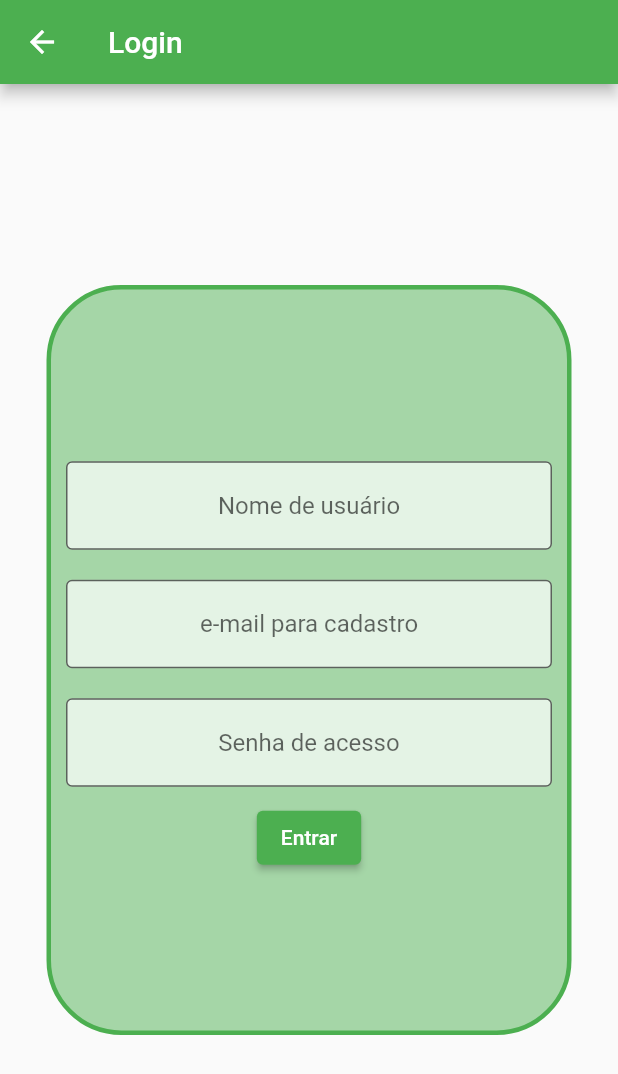
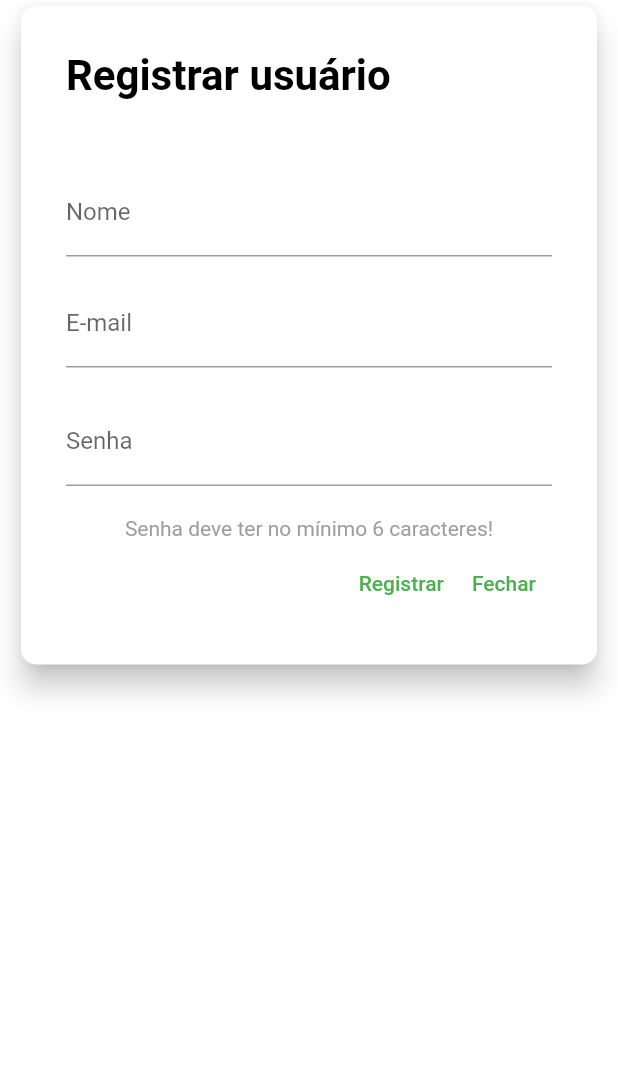
Before and after one commit to linkytech/EcoLinky, a Flutter app: the screen it shows after launch, after a tap on "Registrar", on a phone screen of 412 x 824 dp. Shown: the top 1074 px of the screen. Run offline on Flutter 3.47's test engine with Material 2 defaults, Android fonts, the phone set to English and light mode, and no system bars; our stand-ins replace sqflite; accounts and stored records are empty.

Commit message:
Login e registros funcionando

```diff
--- a/lib/Models/user_model.dart
+++ b/lib/Models/user_model.dart
@@ -1,11 +1,28 @@
 class User {
-  final String name;
-  final String email;
-  final String password;
+  int _id;
+  String _name;
+  String _email;
+  String _password;
+  // _latitude, _longitude, _photo
 
-  User(
-    this.name,
-    this.email,
-    this.password,
-  );
+  // construtor
+  User(this._id, this._name, this._email, this._password);
+
+  // setter para o id
+  set id(int id) => _id = id;
+
+  // getters para todos
+  int get id => _id;
+  String get name => _name;
+  String get email => _email;
+  String get password => _password;
+
+  // para usarmos nos inserts/updates
+  Map<String, dynamic> toMap() {
+    return {
+      'name': _name,
+      'email': _email,
+      'password': _password
+    };
+  }
 }
--- a/lib/pages/home_page.dart
+++ b/lib/pages/home_page.dart
@@ -1,7 +1,9 @@
 import 'package:flutter/material.dart';
+import 'package:teste/Models/user_model.dart';
 
 class HomePage extends StatefulWidget {
-  const HomePage({Key? key}) : super(key: key);
+  final User? user;
+  const HomePage({Key? key, this.user}) : super(key: key);
 
   @override
   State<HomePage> createState() => _HomePageState();
--- a/lib/pages/initial_page.dart
+++ b/lib/pages/initial_page.dart
@@ -1,5 +1,4 @@
 import 'package:flutter/material.dart';
-import 'package:teste/data/login_dao.dart';
 import 'package:teste/pages/login_page.dart';
 import 'package:teste/pages/register_page.dart';
 
--- a/lib/pages/register_page.dart
+++ b/lib/pages/register_page.dart
@@ -1,6 +1,6 @@
 import 'package:flutter/material.dart';
 import 'package:teste/Models/user_model.dart';
-import 'package:teste/data/login_dao.dart';
+import 'package:teste/helpers/user_helper.dart';
 import 'package:teste/pages/home_page.dart';
 
 class RegisterPage extends StatefulWidget {
@@ -11,131 +11,143 @@ class RegisterPage extends StatefulWidget {
 }
 
 class _RegisterPageState extends State<RegisterPage> {
-  TextEditingController _nameController = TextEditingController();
-  TextEditingController _emailController = TextEditingController();
-  TextEditingController _passwordController = TextEditingController();
+  String _name = "";
+  String _email = "";
+  String _password = "";
 
-  final _formKey = GlobalKey<FormState>();
+  var userHelper = UserHelper();
 
-  bool valueValidator(String? value) {
-    if (value != null && value.isEmpty) {
-      return true;
+  final frmRegisterKey = new GlobalKey<FormState>();
+
+  void _closeRegister() {
+    Navigator.pop(context, true);
   }
-    return false;
+
+  void _registerUser() async {
+    final form = frmRegisterKey.currentState;
+    await userHelper.open();
+
+    if (form!.validate()) {
+      form.save();
+
+      var user = User(0, _name, _email, _password);
+      user.id = await userHelper.saveUser(user);
+
+      if (user.id > 0) {
+        showDialog(
+          context: context,
+          builder: (context) {
+            return AlertDialog(
+              title: Text("Sucesso"),
+              content: Text("Registro realizado com sucesso"),
+            );
+          },
+        );
+      } else {
+        showDialog(
+          context: context,
+          builder: (context) {
+            return AlertDialog(
+              title: Text("Erro"),
+              content: Text("Erro ao registrar usuário"),
+            );
+          },
+        );
+      }
+    }
   }
 
   @override
   Widget build(BuildContext context) {
     return Form(
-      key: _formKey,
-      child: Scaffold(
-        appBar: AppBar(
-          title: const Text('Login'),
+      key: frmRegisterKey,
+      child: SingleChildScrollView(
+        child: Column(
+          children: <Widget>[
+            Container(
+              padding: EdgeInsets.only(left: 10, right: 10),
+              child: Card(
+                shape: RoundedRectangleBorder(
+                  borderRadius: BorderRadius.circular(10),
                 ),
-        body: Center(
-          child: SingleChildScrollView(
-            child: Container(
-              width: 350,
-              height: 500,
-              decoration: BoxDecoration(
-                color: Colors.green[200],
-                borderRadius: BorderRadius.circular(50),
-                border: Border.all(
-                  width: 3,
-                  color: Colors.green,
-                ),
-              ),
+                elevation: 8,
+                child: Padding(
+                  padding: const EdgeInsets.all(30.0),
                   child: Column(
-                mainAxisAlignment: MainAxisAlignment.center,
                     crossAxisAlignment: CrossAxisAlignment.center,
-                children: [
-                  Padding(
-                    padding: const EdgeInsets.all(10),
-                    child: TextFormField(
-                      validator: (String? value) {
-                        if (valueValidator(value)) {
-                          return 'Insira seu nome de usuário';
-                        }
-                        return null;
-                      },
-                      controller: _nameController,
-                      textAlign: TextAlign.center,
-                      decoration: const InputDecoration(
-                        border: OutlineInputBorder(),
-                        hintText: 'Nome de usuário',
-                        fillColor: Colors.white70,
-                        filled: true,
+                    children: <Widget>[
+                      Align(
+                        alignment: Alignment.topLeft,
+                        child: Text(
+                          "Registrar usuário",
+                          style: TextStyle(
+                            color: Colors.black,
+                            fontSize: 28,
+                            fontWeight: FontWeight.w600,
                           ),
                         ),
                       ),
-                  Padding(
-                    padding: const EdgeInsets.all(10),
-                    child: TextFormField(
-                      validator: (String? value) {
-                        if (valueValidator(value)) {
-                          return 'Insira seu email';
-                        }
-                        return null;
-                      },
-                      controller: _emailController,
-                      textAlign: TextAlign.center,
-                      decoration: const InputDecoration(
-                        border: OutlineInputBorder(),
-                        hintText: 'e-mail para cadastro',
-                        fillColor: Colors.white70,
-                        filled: true,
+                      SizedBox(
+                        height: 15,
                       ),
+                      SizedBox(
+                        height: 15,
                       ),
+                      SizedBox(
+                        height: 15,
                       ),
-                  Padding(
-                    padding: const EdgeInsets.all(10),
-                    child: TextFormField(
-                      validator: (String? value) {
-                        if (valueValidator(value)) {
-                          return 'Insira sua senha';
-                        }
-                        return null;
-                      },
-                      controller: _passwordController,
-                      textAlign: TextAlign.center,
-                      decoration: const InputDecoration(
-                        border: OutlineInputBorder(),
-                        hintText: 'Senha de acesso',
-                        fillColor: Colors.white70,
-                        filled: true,
+                      TextFormField(
+                        onSaved: (val) => _name = val.toString(),
+                        decoration: InputDecoration(labelText: "Nome"),
                       ),
+                      SizedBox(
+                        height: 15,
                       ),
+                      TextFormField(
+                        onSaved: (val) => _email = val.toString(),
+                        decoration: InputDecoration(labelText: "E-mail"),
                       ),
-                  ElevatedButton(
-                      onPressed: () {
-                        if (_formKey.currentState!.validate()) {
-                          LoginDao().save(
-                            User(
-                              _nameController.text,
-                              _emailController.text,
-                              _passwordController.text,
+                      SizedBox(
+                        height: 20,
                       ),
-                          );
-
-                          ScaffoldMessenger.of(context).showSnackBar(
-                            const SnackBar(
-                              content: Text('Criando novo usuário'),
+                      TextFormField(
+                        obscureText: true,
+                        onSaved: (val) => _password = val.toString(),
+                        decoration: InputDecoration(labelText: "Senha"),
                       ),
-                          );
-                          Navigator.push(
-                            context,
-                            MaterialPageRoute(
-                              builder: (context) => HomePage(),
+                      SizedBox(
+                        height: 20,
                       ),
-                          );
-                        }
-                      },
-                      child: Text('Entrar'))
+                      Text(
+                        "Senha deve ter no mínimo 6 caracteres!",
+                        style: TextStyle(color: Colors.grey),
+                      ),
+                      SizedBox(
+                        height: 5,
+                      ),
+                      Row(
+                        mainAxisAlignment: MainAxisAlignment.spaceEvenly,
+                        children: <Widget>[
+                          Expanded(
+                            child: Container(),
+                          ),
+                          TextButton(
+                            child: Text("Registrar"),
+                            onPressed: _registerUser,
+                          ),
+                          TextButton(
+                            child: Text("Fechar"),
+                            onPressed: _closeRegister,
+                          ),
+                        ],
+                      ),
                     ],
                   ),
                 ),
               ),
             ),
+          ],
+        ),
       ),
     );
   }
--- a/pubspec.yaml
+++ b/pubspec.yaml
@@ -30,7 +30,10 @@ dependencies:
   flutter:
     sdk: flutter
   sqflite: ^2.0.3+1
+  path:
   path_provider:
+  flutter_i18n:
+  http:
 
 
   # The following adds the Cupertino Icons font to your application.
```
Also changed, not shown: lib/data/database.dart (deleted, +0 -10 lines), lib/data/login_dao.dart (deleted, +0 -77 lines), lib/helpers/user_helper.dart (added, +69 -0 lines), lib/pages/login_page.dart (+111 -87 lines), pubspec.lock. Lines whose indentation alone changed are shown as unchanged.
